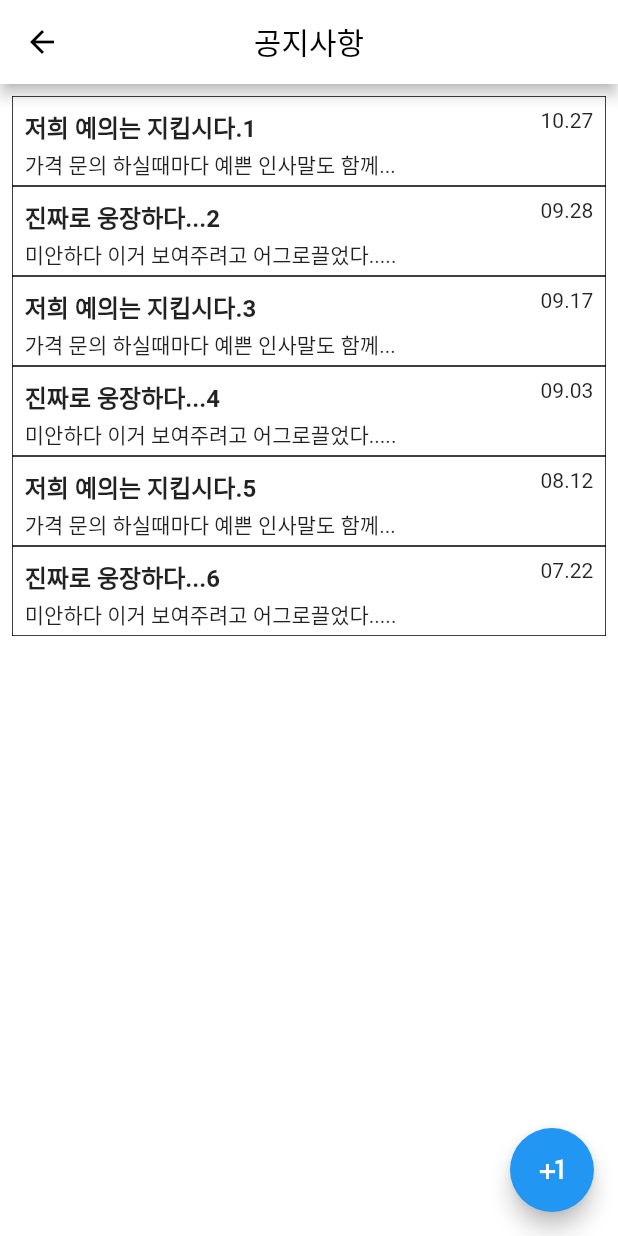
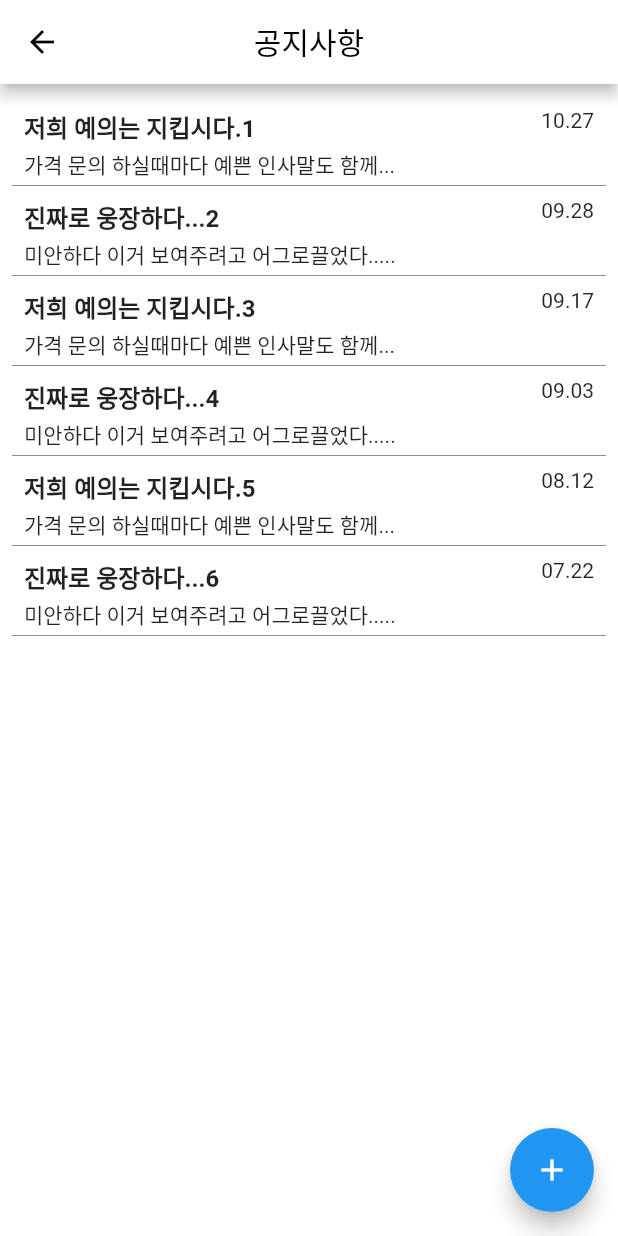
Before and after one commit to san9min/PartyOne-mobile, a Flutter app: the Announcement screen opened directly, on a phone screen of 412 x 824 dp. Run offline on Flutter 3.47's test engine with Material 2 defaults, Android fonts, the phone set to English and light mode, and no system bars; our stand-ins replace email_validator; missing offline and left inert: flutter_email_sender, flutter_share, kakao_flutter_sdk; network calls fail.

Commit message:
파티디테일 연결 및 공지사항 디자인 변경

```diff
--- a/lib/screens/announcement.dart
+++ b/lib/screens/announcement.dart
@@ -16,7 +16,7 @@ class Announcement extends StatelessWidget {
             builder: (context) => const CreateAnnouncement(),
           ),
         ),
-        child: const Icon(Icons.plus_one),
+        child: const Icon(Icons.add),
       ),
       appBar: AppBar(
         backgroundColor: Colors.white,
@@ -30,8 +30,8 @@ class Announcement extends StatelessWidget {
         itemBuilder: (BuildContext context, int index) {
           return Container(
               padding: const EdgeInsets.all(8),
-              decoration: BoxDecoration(
-                border: Border.all(width: 0.5),
+              decoration: const BoxDecoration(
+                border: Border(bottom: BorderSide(width: 0.3)),
               ),
               height: 60,
               child: InkWell(
```
Also changed, not shown: lib/screens/party_detail.dart (+29 -2 lines).
